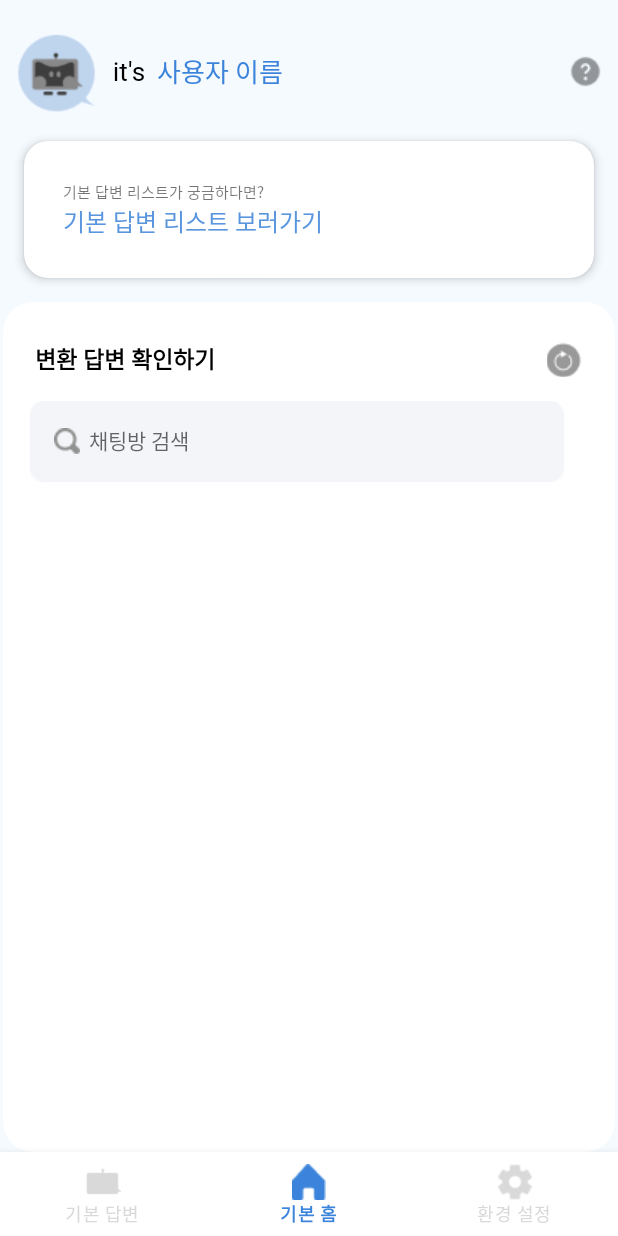
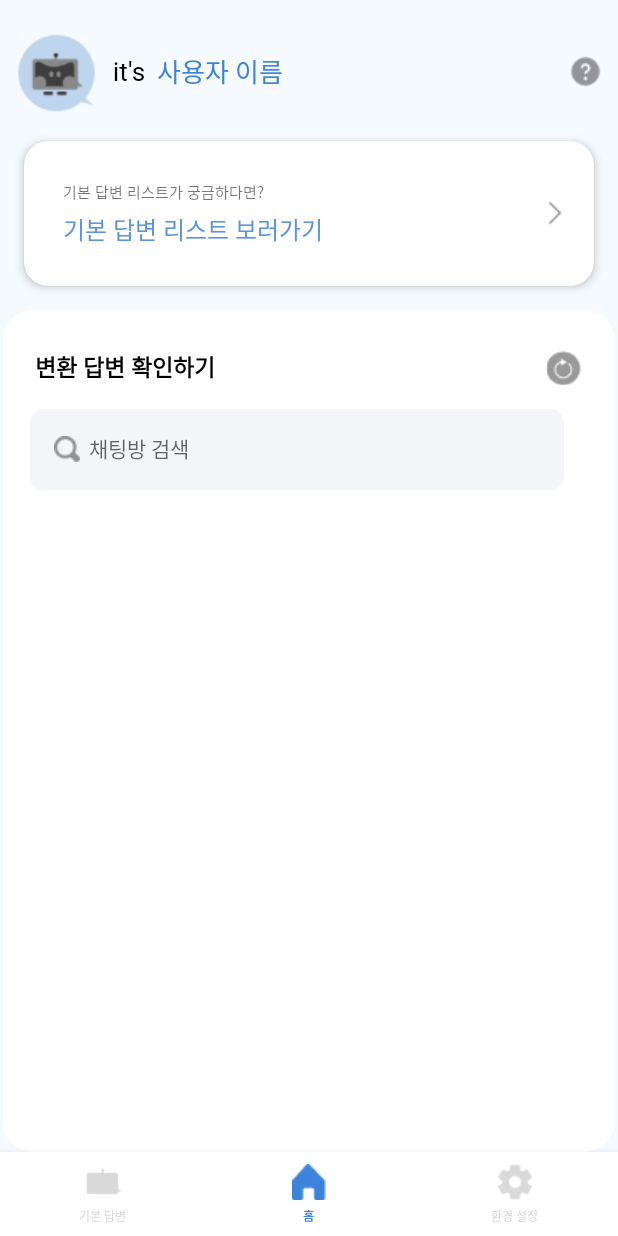
Before and after one commit to Itsme-Team/ItsMe_App, an Android app built with Jetpack Compose: the RequestActivity screen opened directly, with no data from a screen before it, on a phone screen of 412 x 824 dp. Run offline under Robolectric (Android 15) with nearby library versions, the phone set to English and light mode, and no system bars; libraries missing offline, so code that uses them is left out: com.kakao.sdk; 1 statement that could not run was skipped.

Commit message:
ui update

```diff
--- a/itsme_mobile/app/src/main/res/layout/activity_default_replies.xml
+++ b/itsme_mobile/app/src/main/res/layout/activity_default_replies.xml
@@ -122,6 +122,8 @@
         app:menu="@menu/bottom_nav_menu"
         app:itemIconTint="@color/nav_item_color"
         app:itemTextColor="@color/nav_item_color"
+        app:itemTextAppearanceActive="@style/BottomNavTextSize"
+        app:itemTextAppearanceInactive="@style/BottomNavTextSize"
         app:layout_constraintBottom_toBottomOf="parent"
         app:layout_constraintStart_toStartOf="parent"
         app:layout_constraintEnd_toEndOf="parent" />
--- a/itsme_mobile/app/src/main/res/layout/reply_item.xml
+++ b/itsme_mobile/app/src/main/res/layout/reply_item.xml
@@ -17,7 +17,7 @@
             android:layout_height="wrap_content"
             android:layout_weight="1"
             android:fontFamily="@font/pretendard_semibold"
-            android:paddingStart="20dp"
+            android:paddingStart="25dp"
             android:paddingEnd="8dp"
             android:textColor="#000000"
             android:textSize="16.5sp" />
--- a/itsme_mobile/app/src/main/res/layout/request_get.xml
+++ b/itsme_mobile/app/src/main/res/layout/request_get.xml
@@ -88,12 +88,17 @@
         android:focusable="true"
         app:layout_constraintTop_toBottomOf="@id/userProfileContainer">
 
+        <RelativeLayout
+            android:layout_width="match_parent"
+            android:layout_height="wrap_content">
+
             <LinearLayout
                 android:layout_width="match_parent"
                 android:layout_height="wrap_content"
                 android:orientation="vertical"
                 android:layout_margin="10dp"
-            android:padding="16dp">
+                android:padding="16dp"
+                android:layout_toStartOf="@+id/forwardIcon">  <!-- 아이콘 왼쪽에 배치 -->
 
                 <TextView
                     android:id="@+id/tvQuestion"
@@ -108,11 +113,23 @@
                     android:layout_width="wrap_content"
                     android:layout_height="wrap_content"
                     android:text="기본 답변 리스트 보러가기"
+                    android:layout_marginTop="5dp"
                     android:textSize="16sp"
                     android:fontFamily="@font/pretendard_semibold"
-                android:textColor="#5A96DD"
-                />
+                    android:textColor="#5A96DD" />
+
             </LinearLayout>
+
+            <ImageView
+                android:id="@+id/forwardIcon"
+                android:layout_width="20dp"
+                android:layout_height="20dp"
+                android:src="@drawable/ic_forward_icon"
+                android:layout_alignParentEnd="true"
+                android:layout_centerVertical="true"
+                android:layout_marginEnd="16dp" />
+
+        </RelativeLayout>
     </androidx.cardview.widget.CardView>
 
     <!-- 메인 컨텐츠 카드뷰 -->
@@ -219,6 +236,8 @@
         app:menu="@menu/bottom_nav_menu"
         app:itemIconTint="@color/nav_item_color"
         app:itemTextColor="@color/nav_item_color"
+        app:itemTextAppearanceActive="@style/BottomNavTextSize"
+        app:itemTextAppearanceInactive="@style/BottomNavTextSize"
         app:layout_constraintBottom_toBottomOf="parent"
         app:layout_constraintStart_toStartOf="parent"
         app:layout_constraintEnd_toEndOf="parent" />
--- a/itsme_mobile/app/src/main/res/menu/bottom_nav_menu.xml
+++ b/itsme_mobile/app/src/main/res/menu/bottom_nav_menu.xml
@@ -8,7 +8,7 @@
     <item
         android:id="@+id/nav_home"
         android:icon="@drawable/ic_home"
-        android:title="기본 홈" />
+        android:title="홈" />
     <item
         android:id="@+id/nav_settings"
         android:icon="@drawable/ic_setting"
--- a/itsme_mobile/app/src/main/res/values/styles.xml
+++ b/itsme_mobile/app/src/main/res/values/styles.xml
@@ -8,4 +8,7 @@
         <item name="colorSecondary">#03DAC6</item>
         <item name="colorOnSecondary">#000000</item>
     </style>
+    <style name="BottomNavTextSize" parent="TextAppearance.AppCompat">
+        <item name="android:textSize">8sp</item>
+    </style>
 </resources>
```
Also changed, not shown: itsme_mobile/app/src/main/res/layout/activity_reply_list.xml (+4 -4 lines), itsme_mobile/app/src/main/res/drawable/ic_forward_icon.png (added). Lines whose indentation alone changed are shown as unchanged.
